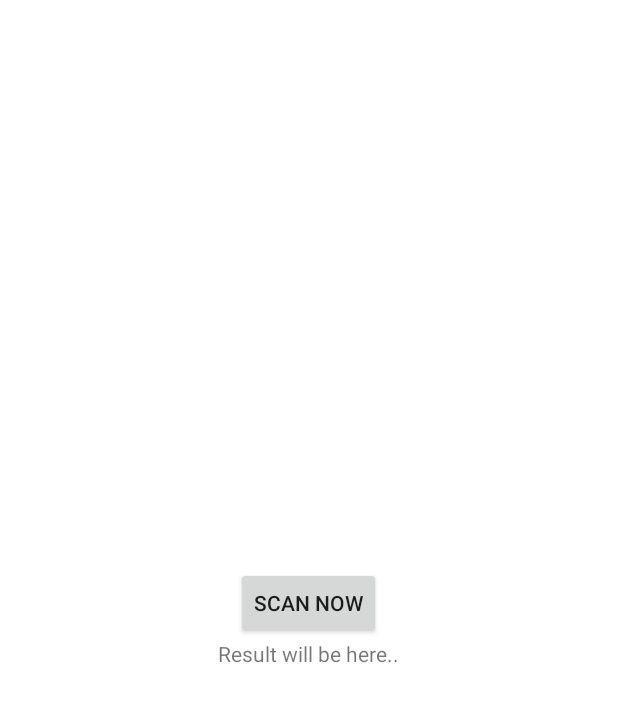
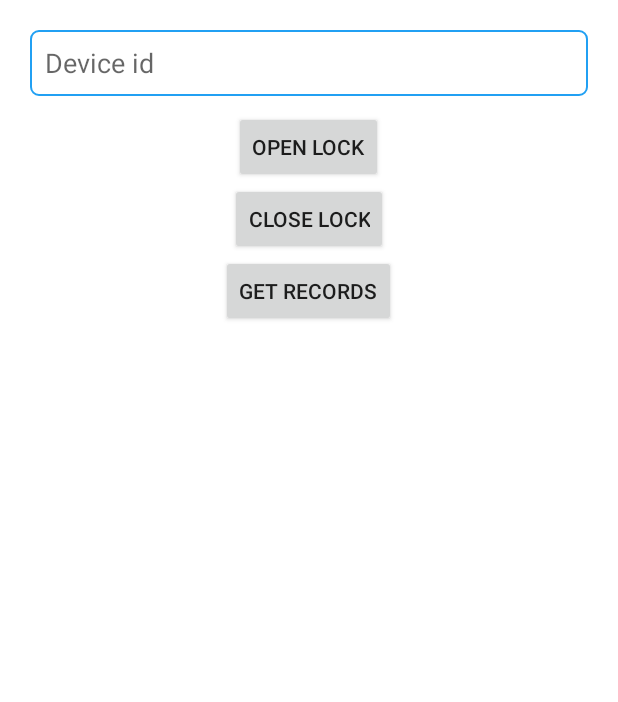
Before and after one commit to kiasaint/SafeSDK, an Android app: the screen it shows after launch (SplashActivity), on a phone screen of 412 x 824 dp. Shown: the top 702 px of the screen. Run offline under Robolectric (Android 15) with nearby library versions, the phone set to English and light mode, and no system bars; our stand-ins replace Volley, sdp/ssp sizes; libraries missing offline, so code that uses them is left out: com.codersworld.configs, com.shashank.sony, com.ttlock.bl; pictures from the network do not load; 6 statements that could not run were skipped.

Commit message:
new changes done

```diff
--- a/app/build.gradle
+++ b/app/build.gradle
@@ -61,7 +61,7 @@ dependencies {
     androidTestImplementation 'com.android.support.test.espresso:espresso-core:3.0.2'
     implementation "androidx.coordinatorlayout:coordinatorlayout:1.1.0"
     implementation project(path: ':safesdk')
-   // implementation 'com.github.kiasaint:SafeSDK:1.0.12'
+    //implementation 'com.github.kiasaint:SafeSDK:1.0.21'
 
     implementation 'com.google.code.gson:gson:2.8.5'
  }
--- /dev/null
+++ b/app/src/main/res/drawable/square_button_selector_one.xml
@@ -0,0 +1,30 @@
+<?xml version="1.0" encoding="utf-8"?>
+<selector xmlns:android="http://schemas.android.com/apk/res/android">
+    <!-- disable state. -->
+    <item android:state_enabled="false">
+        <shape android:shape="rectangle">
+            <corners android:radius="@dimen/_5dp" />
+            <solid android:color="@color/colorAccent" />
+            <stroke android:width="@dimen/_1dp" android:color="@color/colorAccent" />
+        </shape>
+    </item>
+    <!--released state. -->
+    <item android:state_pressed="false">
+        <shape android:shape="rectangle">
+            <corners android:radius="@dimen/_5dp" />
+            <solid android:color="@color/white" />
+            <stroke android:width="@dimen/_1dp"
+                android:color="@color/colorAccent" />
+        </shape>
+    </item>
+    <!--pressed state. -->
+    <item android:state_pressed="true">
+        <shape android:shape="rectangle">
+            <corners android:radius="@dimen/_5dp" />
+            <solid android:color="@color/colorAccent" />
+            <stroke android:width="@dimen/_1dp"
+                android:color="@color/colorAccent" />
+        </shape>
+    </item>
+
+</selector>
--- a/app/src/main/res/layout/activity_splash.xml
+++ b/app/src/main/res/layout/activity_splash.xml
@@ -3,29 +3,42 @@
     xmlns:tools="http://schemas.android.com/tools"
     android:layout_width="match_parent"
     android:layout_height="match_parent"
+    android:padding="@dimen/_10dp"
     android:background="#fff"
-    android:gravity="center"
+    android:gravity="center_horizontal"
     android:orientation="vertical"
     tools:context=".scanner.activity.SplashActivity">
 
-    <ImageView
-        android:id="@+id/logo_id"
+    <EditText
+        android:id="@+id/etLockId"
+        android:hint="Device id"
+        android:layout_margin="@dimen/_10dp"
+        android:paddingStart="@dimen/_10dp"
+        android:paddingEnd="@dimen/_10dp"
+        android:textColor="@color/black"
+        android:background="@drawable/square_button_selector_one"
         android:layout_width="match_parent"
-        android:layout_height="match_parent"
-        android:background="#b43"
-        android:scaleType="centerCrop"
-        android:visibility="gone" />
+        android:layout_height="@dimen/_44dp" />
 
     <Button
-        android:onClick="onScan"
         android:layout_width="wrap_content"
         android:layout_height="wrap_content"
-        android:text="Scan Now" />
-    <TextView
+        android:onClick="onOpen"
+        android:text="Open Lock" />
+    <Button
         android:layout_width="wrap_content"
         android:layout_height="wrap_content"
-        android:text="Result will be here.."
-        android:id="@+id/txtResult"/>
+        android:onClick="onClose"
+        android:text="Close Lock" />
+    <Button
+        android:layout_width="wrap_content"
+        android:layout_height="wrap_content"
+        android:onClick="getRecords"
+        android:text="Get Records" />
 
+    <TextView
+        android:id="@+id/txtResult"
+        android:layout_width="wrap_content"
+        android:layout_height="wrap_content"  />
 
 </LinearLayout>
--- a/safesdk/src/main/AndroidManifest.xml
+++ b/safesdk/src/main/AndroidManifest.xml
@@ -12,6 +12,7 @@
     <uses-permission android:name="android.permission.READ_EXTERNAL_STORAGE" />
     <uses-permission android:name="android.permission.VIBRATE" />
     <uses-permission android:name="android.permission.WRITE_EXTERNAL_STORAGE" />
+    <uses-permission android:name="android.permission.MANAGE_EXTERNAL_STORAGE" />
     <uses-permission android:name="android.permission.CAMERA" />
 
     <uses-feature android:name="android.hardware.camera" />
```
Also changed, not shown: app/src/main/java/com/dhanuka/safeobuddy/scanner/activity/SplashActivity.java (+40 -22 lines), safesdk/src/main/java/com/codersworld/safelib/SafeLock.java (+28 -2 lines), safesdk/src/main/java/com/codersworld/safelib/utils/PermissionModule.java (+8 -1 lines).
